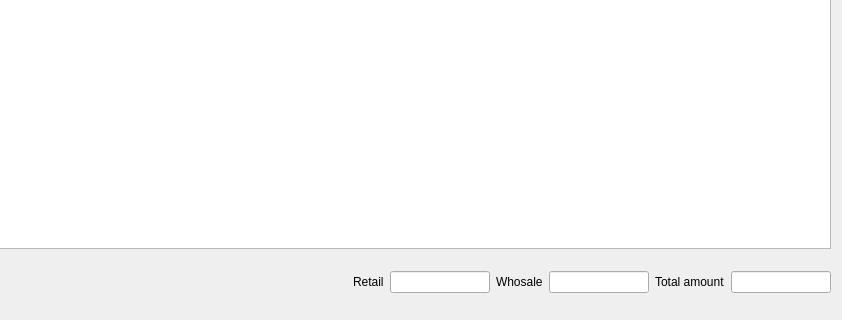
First picture: the form in Shop/sales.ui, repository End1-1/Cafe5, before the edit; both pictures show x 211 to 1053 and y 435 to 755 of the 1053 by 755 pixel window.
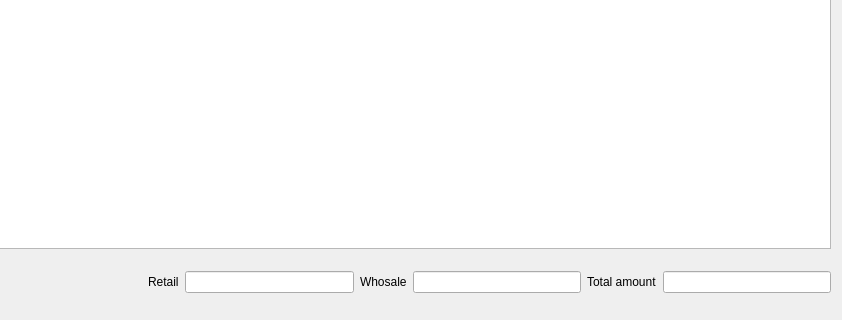
Second picture: the form after the edit. Icons and pictures are not drawn. Custom widgets are drawn as their Qt base class.

```diff
--- a/Shop/sales.ui
+++ b/Shop/sales.ui
@@ -479,7 +479,7 @@
        <widget class="C5LineEdit" name="leRetail">
         <property name="maximumSize">
          <size>
-          <width>100</width>
+          <width>200</width>
           <height>16777215</height>
          </size>
         </property>
@@ -502,7 +502,7 @@
        <widget class="C5LineEdit" name="leWhosale">
         <property name="maximumSize">
          <size>
-          <width>100</width>
+          <width>200</width>
           <height>16777215</height>
          </size>
         </property>
@@ -525,7 +525,7 @@
        <widget class="C5LineEdit" name="leTotal">
         <property name="maximumSize">
          <size>
-          <width>100</width>
+          <width>200</width>
           <height>16777215</height>
          </size>
         </property>
```
